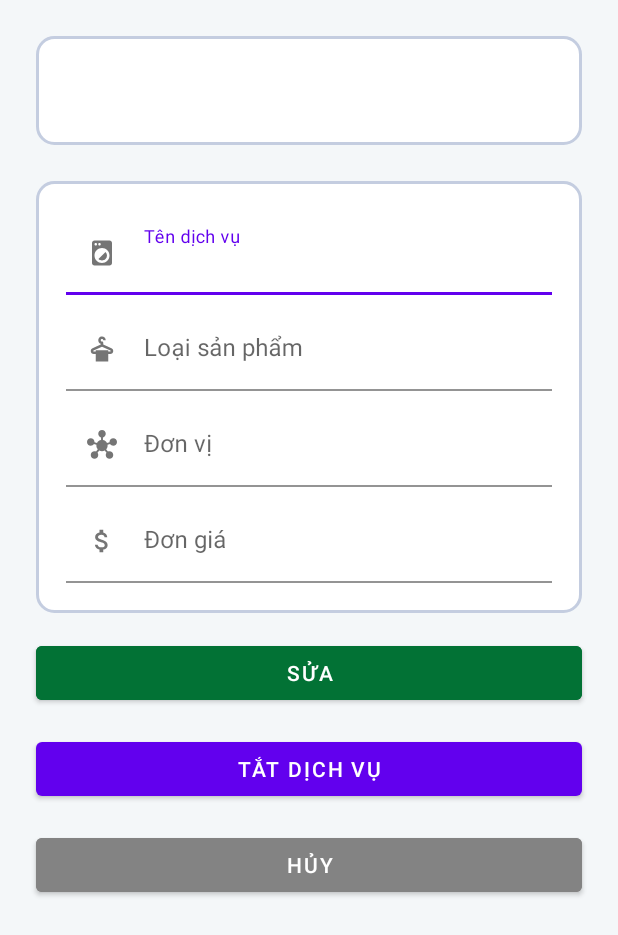
After one commit to tuvvph09410/QuanLyGiatLa_Nhom1_MOB104, an Android app: the layout fragment_service_detail.xml on its own in the app's theme, with its tools: preview values and no code run, on a phone screen of 412 x 824 dp. The commit adds this screen. Shown: the top 935 px of the screen. Run offline under Robolectric (Android 15) with nearby library versions, the phone set to English and light mode, and no system bars.

Commit message:
chuc nang dich vu-phudqph09495

```diff
--- /dev/null
+++ b/app/src/main/res/layout/fragment_service_detail.xml
@@ -0,0 +1,172 @@
+<?xml version="1.0" encoding="utf-8"?>
+<FrameLayout xmlns:android="http://schemas.android.com/apk/res/android"
+    xmlns:tools="http://schemas.android.com/tools"
+    android:layout_width="match_parent"
+    xmlns:app="http://schemas.android.com/apk/res-auto"
+    android:layout_height="match_parent"
+    android:background="@color/background"
+    tools:context=".View.Main.Fragment.Service.ServiceDetailFragment">
+
+    <ScrollView
+        android:layout_width="match_parent"
+        android:layout_height="match_parent">
+        <androidx.constraintlayout.widget.ConstraintLayout
+            android:layout_width="match_parent"
+            android:paddingBottom="24dp"
+            android:layout_height="match_parent">
+
+            <androidx.constraintlayout.widget.ConstraintLayout
+                android:layout_width="0dp"
+                android:id="@+id/l_id"
+                android:layout_height="wrap_content"
+                android:layout_marginStart="24dp"
+                android:layout_marginTop="24dp"
+                android:layout_marginEnd="24dp"
+                android:background="@drawable/radius"
+                app:layout_constraintEnd_toEndOf="parent"
+                app:layout_constraintStart_toStartOf="parent"
+                app:layout_constraintTop_toTopOf="parent">
+
+                <TextView
+                    android:id="@+id/tv_id"
+                    android:layout_width="wrap_content"
+                    android:layout_height="wrap_content"
+                    android:textSize="24dp"
+                    android:textStyle="bold"
+                    app:layout_constraintBottom_toBottomOf="parent"
+                    app:layout_constraintEnd_toEndOf="parent"
+                    app:layout_constraintStart_toStartOf="parent"
+                    app:layout_constraintTop_toTopOf="parent">
+                </TextView>
+            </androidx.constraintlayout.widget.ConstraintLayout>
+
+            <androidx.constraintlayout.widget.ConstraintLayout
+                android:id="@+id/l_information"
+                android:layout_width="0dp"
+                android:layout_height="wrap_content"
+                android:layout_marginStart="24dp"
+                android:layout_marginTop="24dp"
+                android:layout_marginEnd="24dp"
+                android:background="@drawable/radius"
+                app:layout_constraintEnd_toEndOf="parent"
+                app:layout_constraintHorizontal_bias="0.0"
+                app:layout_constraintStart_toStartOf="parent"
+                app:layout_constraintTop_toBottomOf="@+id/l_id">
+
+                <com.google.android.material.textfield.TextInputLayout
+                    android:id="@+id/edl_service_type"
+                    android:layout_width="0dp"
+                    android:layout_height="wrap_content"
+                    android:ems="10"
+                    android:hint="Tên dịch vụ"
+                    app:layout_constraintEnd_toEndOf="parent"
+                    app:layout_constraintStart_toStartOf="parent"
+                    app:startIconDrawable="@drawable/service_20_20"
+                    app:endIconMode="clear_text"
+                    app:layout_constraintTop_toTopOf="parent">
+                    <com.google.android.material.textfield.TextInputEditText
+                        android:id="@+id/ed_service_type"
+                        android:inputType="text"
+                        android:background="@android:color/transparent"
+                        android:layout_width="match_parent"
+                        android:layout_height="match_parent"/>
+                </com.google.android.material.textfield.TextInputLayout>
+                <com.google.android.material.textfield.TextInputLayout
+                    android:id="@+id/edl_product_type"
+                    android:layout_width="0dp"
+                    android:layout_height="wrap_content"
+                    android:ems="10"
+                    android:hint="Loại sản phẩm"
+                    android:layout_marginTop="8dp"
+                    app:layout_constraintEnd_toEndOf="parent"
+                    app:layout_constraintStart_toStartOf="parent"
+                    app:startIconDrawable="@drawable/product_20_20"
+                    app:endIconMode="clear_text"
+                    app:layout_constraintTop_toBottomOf="@+id/edl_service_type">
+                    <com.google.android.material.textfield.TextInputEditText
+                        android:id="@+id/ed_product_type"
+                        android:background="@android:color/transparent"
+                        android:inputType="text"
+                        android:layout_width="match_parent"
+                        android:layout_height="match_parent"/>
+                </com.google.android.material.textfield.TextInputLayout>
+                <com.google.android.material.textfield.TextInputLayout
+                    android:id="@+id/edl_unit"
+                    android:layout_width="0dp"
+                    android:layout_height="wrap_content"
+                    android:ems="10"
+                    android:hint="Đơn vị"
+                    android:layout_marginTop="8dp"
+                    app:layout_constraintEnd_toEndOf="parent"
+                    app:startIconDrawable="@drawable/unit_20_20"
+                    app:endIconMode="clear_text"
+                    app:layout_constraintStart_toStartOf="parent"
+                    app:layout_constraintTop_toBottomOf="@+id/edl_product_type">
+                    <com.google.android.material.textfield.TextInputEditText
+                        android:id="@+id/ed_unit"
+                        android:inputType="text"
+                        android:background="@android:color/transparent"
+                        android:layout_width="match_parent"
+                        android:layout_height="match_parent"/>
+                </com.google.android.material.textfield.TextInputLayout>
+                <com.google.android.material.textfield.TextInputLayout
+                    android:id="@+id/edl_price"
+                    android:layout_width="0dp"
+                    android:layout_height="wrap_content"
+                    android:ems="10"
+                    android:hint="Đơn giá"
+                    android:layout_marginTop="8dp"
+                    app:layout_constraintEnd_toEndOf="parent"
+                    app:layout_constraintStart_toStartOf="parent"
+                    app:startIconDrawable="@drawable/price_20_20"
+                    app:endIconMode="clear_text"
+                    app:layout_constraintTop_toBottomOf="@+id/edl_unit">
+                    <com.google.android.material.textfield.TextInputEditText
+                        android:id="@+id/ed_price"
+                        android:inputType="text"
+                        android:background="@android:color/transparent"
+                        android:layout_width="match_parent"
+                        android:layout_height="match_parent"/>
+                </com.google.android.material.textfield.TextInputLayout>
+            </androidx.constraintlayout.widget.ConstraintLayout>
+
+            <Button
+                android:id="@+id/btn_edit"
+                android:layout_width="0dp"
+                android:layout_height="wrap_content"
+                android:layout_marginStart="24dp"
+                android:layout_marginTop="16dp"
+                android:layout_marginEnd="24dp"
+                android:text="Sửa"
+                android:backgroundTint="@color/edit"
+                app:layout_constraintEnd_toEndOf="parent"
+                app:layout_constraintStart_toStartOf="parent"
+                app:layout_constraintTop_toBottomOf="@+id/l_information" />
+
+            <Button
+                android:id="@+id/btn_status"
+                android:layout_width="0dp"
+                android:layout_height="wrap_content"
+                android:layout_marginStart="24dp"
+                android:layout_marginTop="16dp"
+                android:layout_marginEnd="24dp"
+                android:text="Tắt dịch vụ"
+                app:layout_constraintEnd_toEndOf="parent"
+                app:layout_constraintStart_toStartOf="parent"
+                app:layout_constraintTop_toBottomOf="@+id/btn_edit" />
+
+            <Button
+                android:id="@+id/btn_cancel"
+                android:layout_width="0dp"
+                android:layout_height="wrap_content"
+                android:layout_marginStart="24dp"
+                android:layout_marginTop="16dp"
+                android:layout_marginEnd="24dp"
+                android:text="Hủy"
+                android:backgroundTint="@color/deep_grey"
+                app:layout_constraintEnd_toEndOf="parent"
+                app:layout_constraintStart_toStartOf="parent"
+                app:layout_constraintTop_toBottomOf="@+id/btn_status" />
+        </androidx.constraintlayout.widget.ConstraintLayout>
+    </ScrollView>
+</FrameLayout>
```
Also changed, not shown: app/src/main/java/com/example/quanlygiatla_nhom1/Adapter/ServiceAdapter.java (+15 -11 lines), app/src/main/java/com/example/quanlygiatla_nhom1/Fragment/Service/ServiceDetailFragment.java (added, +216 -0 lines), app/src/main/java/com/example/quanlygiatla_nhom1/Fragment/Service/ServiceFragment.java (added, +247 -0 lines), app/src/main/res/layout/fragment_service.xml (added, +50 -0 lines).
